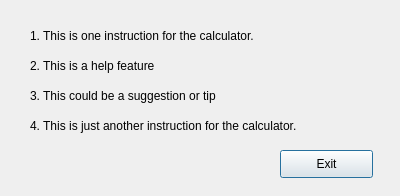
This is src/helpdialogbasic.ui in cs3100-team10/calc01 as Qt 5 draws it before an edit. The edited form follows.
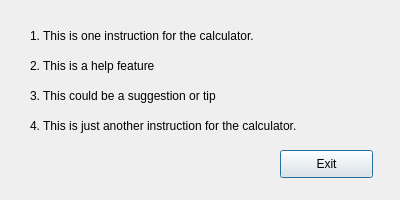
This is the edited form.

What changed in the file:
```diff
--- a/src/helpdialogbasic.ui
+++ b/src/helpdialogbasic.ui
@@ -7,9 +7,27 @@
     <x>0</x>
     <y>0</y>
     <width>400</width>
-    <height>196</height>
+    <height>200</height>
    </rect>
   </property>
+  <property name="sizePolicy">
+   <sizepolicy hsizetype="Fixed" vsizetype="Fixed">
+    <horstretch>0</horstretch>
+    <verstretch>3</verstretch>
+   </sizepolicy>
+  </property>
+  <property name="minimumSize">
+   <size>
+    <width>400</width>
+    <height>200</height>
+   </size>
+  </property>
+  <property name="maximumSize">
+   <size>
+    <width>400</width>
+    <height>200</height>
+   </size>
+  </property>
   <property name="windowTitle">
    <string>Dialog</string>
   </property>
```
